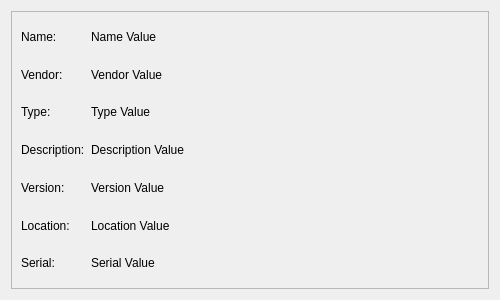
The window that qt/OpenRGBDeviceInfoPage/OpenRGBDeviceInfoPage.ui (CalcProgrammer1/OpenRGB) describes before a commit, drawn with Qt 5.
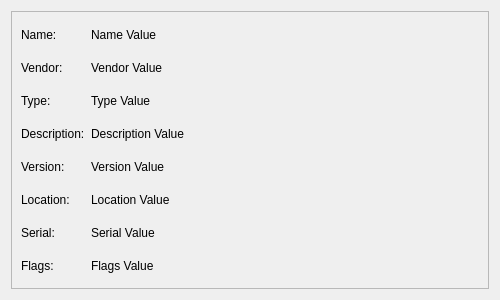
The same window after the commit.

Commit message: Add controller flags to information tab

```diff
--- a/qt/OpenRGBDeviceInfoPage/OpenRGBDeviceInfoPage.ui
+++ b/qt/OpenRGBDeviceInfoPage/OpenRGBDeviceInfoPage.ui
@@ -154,6 +154,23 @@
         </property>
        </widget>
       </item>
+      <item row="7" column="0">
+       <widget class="QLabel" name="FlagsLabel">
+        <property name="text">
+         <string>Flags:</string>
+        </property>
+       </widget>
+      </item>
+      <item row="7" column="1">
+       <widget class="QLabel" name="FlagsValue">
+        <property name="text">
+         <string notr="true">Flags Value</string>
+        </property>
+        <property name="wordWrap">
+         <bool>true</bool>
+        </property>
+       </widget>
+      </item>
      </layout>
     </widget>
    </item>
```
The commit also changes 1 other file.
